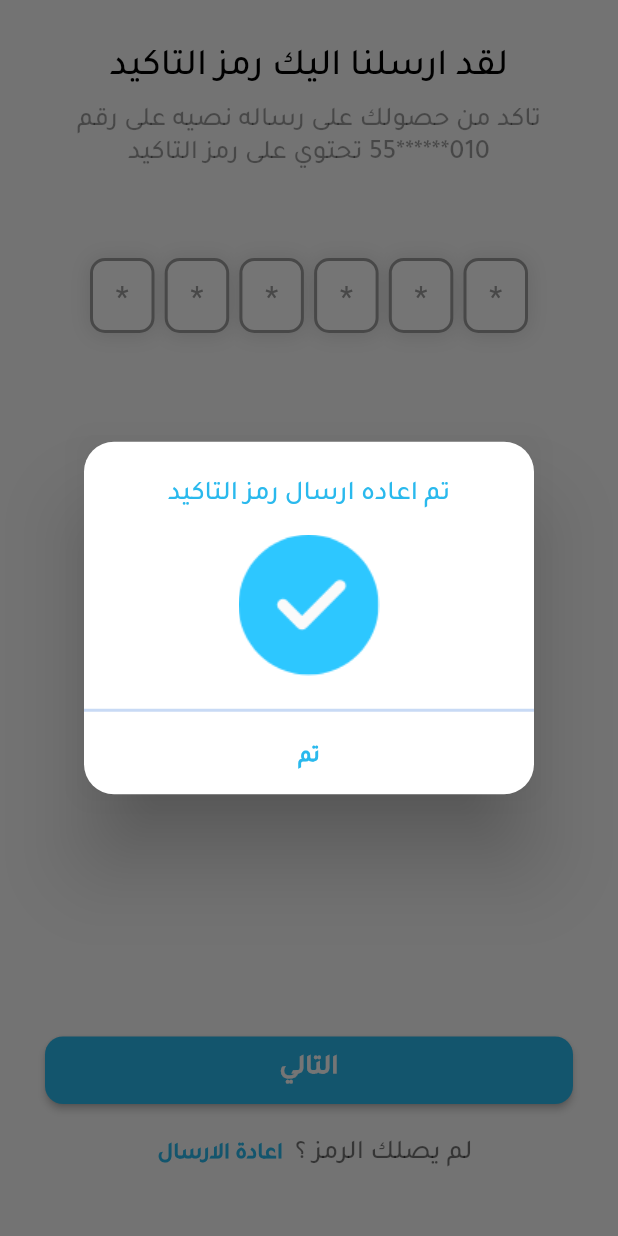
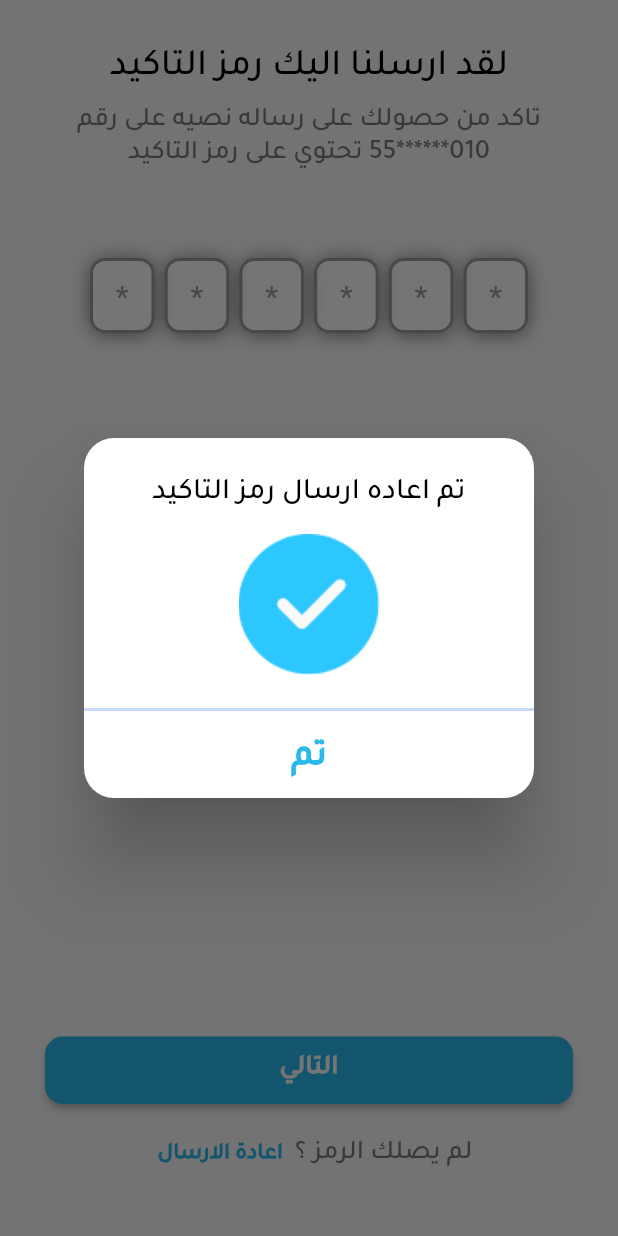
Before and after one commit to Mostafa-Osman/lost_app, a Flutter app: the VerifyMobileScreen screen opened directly, after a tap on "اعادة الارسال", on a phone screen of 412 x 824 dp. Run offline on Flutter 3.47's test engine with Material 2 defaults, Android fonts, the phone set to English and light mode, and no system bars; drawn by our look-alikes of pin_code_fields; our stand-ins replace hexcolor, smooth_page_indicator, timer_count_down.

```diff
--- a/lib/modules/login/Verify_mobile.dart
+++ b/lib/modules/login/Verify_mobile.dart
@@ -48,7 +48,7 @@ class _VerifyMobileScreenState extends State<VerifyMobileScreen> {
               TextClass(
                   text:
                       'تاكد من حصولك على رساله نصيه على رقم 010******55 تحتوي على رمز التاكيد',
-                  textColor: Colors.black38),
+                  textColor: whiteBlack),
               SizedBox(height: 50),
               pinCodeFields(context),
               Expanded(
@@ -87,7 +87,7 @@ class _VerifyMobileScreenState extends State<VerifyMobileScreen> {
                                             navigateTo(context, HomeScreen()),
                                         text: 'الي الصفحه الرئيسيه',
                                         fontSize: 20,
-                                        textColor: mainColor,
+                                        textColor: black,
                                       ),
                                       TimerClass(
                                           5,
@@ -107,8 +107,7 @@ class _VerifyMobileScreenState extends State<VerifyMobileScreen> {
                 mainAxisAlignment: MainAxisAlignment.center,
                 children: [
                   if (!resend)
-                    TextClass(
-                        text: 'لم يصلك الرمز ؟', textColor: Colors.black54),
+                    TextClass(text: 'لم يصلك الرمز ؟', textColor: whiteBlack),
                   TextButtonClass(
                     text: reSendCode,
                     textColor: mainColor,
@@ -117,12 +116,14 @@ class _VerifyMobileScreenState extends State<VerifyMobileScreen> {
                       showDialog(
                         context: context,
                         builder: (BuildContext context) => AlertDialogClass(
-                          height: 235.0,
+                          height: 240.0,
                           widget: TextClass(
                               text: 'تم اعاده ارسال رمز التاكيد',
-                              textColor: mainColor),
+                              fontSize: 20,
+                              textColor: black),
                           bottomWidget: TextButtonClass(
                             text: 'تم',
+                            fontSize: 25,
                             textColor: mainColor,
                             onPressed: () {
                               if (resend) return;
@@ -153,6 +154,7 @@ class _VerifyMobileScreenState extends State<VerifyMobileScreen> {
       ),
     );
   }
+
   Form pinCodeFields(context) {
     return Form(
       key: _formKey,
@@ -172,13 +174,13 @@ class _VerifyMobileScreenState extends State<VerifyMobileScreen> {
               borderRadius: BorderRadius.circular(10),
               fieldHeight: 50,
               fieldWidth: 43,
-              inactiveColor: Colors.grey,
+              inactiveColor: grey,
               selectedFillColor: mainColor,
-              selectedColor: Colors.grey,
+              selectedColor: grey,
               activeFillColor: white,
-              inactiveFillColor:white,
+              inactiveFillColor: white,
             ),
-            cursorColor: Colors.black,
+            cursorColor: black,
             animationDuration: Duration(milliseconds: 300),
             enableActiveFill: true,
             errorAnimationController: errorController,
@@ -187,7 +189,7 @@ class _VerifyMobileScreenState extends State<VerifyMobileScreen> {
             boxShadows: [
               BoxShadow(
                 offset: Offset(0, 1),
-                color: Colors.black12,
+                color:whiteBlack,
                 blurRadius: 10,
               )
             ],
--- a/lib/modules/login/enter_phone_number.dart
+++ b/lib/modules/login/enter_phone_number.dart
@@ -28,7 +28,7 @@ class PhoneNumberScreen extends StatelessWidget {
                     TextClass(
                       text: 'ادخا رقم هاتفك لنتمكن من ارسال رمز التاكيد اليك',
                       fontSize: 20.0,
-                      textColor: Colors.black26,
+                      textColor: whiteBlack,
                     ),
                     SizedBox(height: 50),
                     Container(
--- a/lib/modules/login/reset_password.dart
+++ b/lib/modules/login/reset_password.dart
@@ -147,7 +147,7 @@ class _ResetPasswordState extends State<ResetPassword> {
                   SizedBox(height: 10),
                   TextButtonClass(
                     text: 'لست اسم المستخدم؟',
-                    textColor: Colors.black26,
+                    textColor: whiteBlack,
                     onPressed: () => navigateTo(context, PhoneNumberScreen()),
                   ),
                 ],
--- a/lib/modules/on_boarding/on_boarding.dart
+++ b/lib/modules/on_boarding/on_boarding.dart
@@ -106,6 +106,6 @@ Widget buildBoardingItem(OnBoardingModel model, splashLength, controller) =>
           fontWeight: FontWeight.normal,
         ),
         SizedBox(height: 50),
-        TextClass(text: model.body, textColor: Colors.black38),
+        TextClass(text: model.body, textColor: whiteBlack),
       ],
     );
--- a/lib/shared/styles/color.dart
+++ b/lib/shared/styles/color.dart
@@ -1,7 +1,11 @@
 import 'dart:ui';
 
 import 'package:flutter/material.dart';
+import 'package:hexcolor/hexcolor.dart';
 
 Color mainColor=Color.fromRGBO(42, 185, 237, 1);
 Color white= Colors.white;
 Color black=Colors.black;
+Color grey=Colors.grey;
+Color whiteBlack=HexColor('#7D7C83');
+Color blue=HexColor('#005CE6');
```
Also changed, not shown: lib/modules/login/login.dart (+16 -14 lines).
